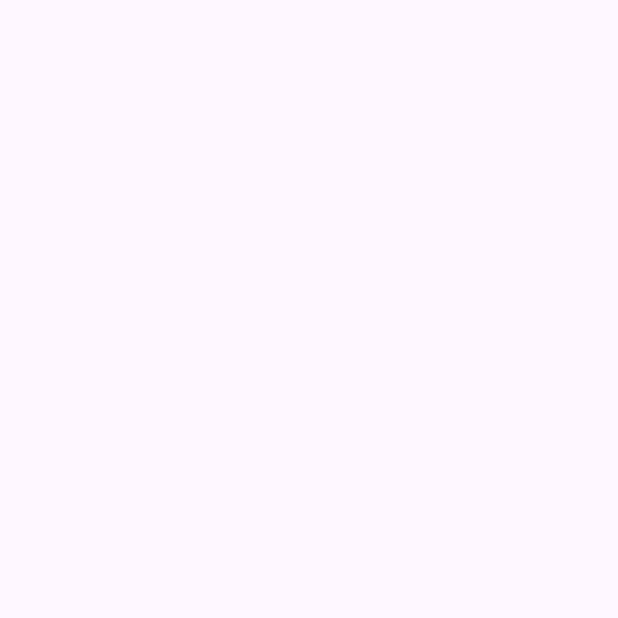
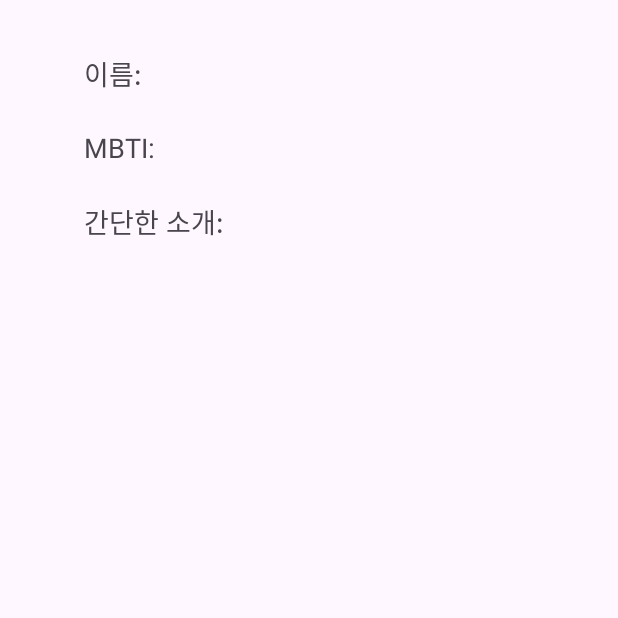
Before and after one commit to werds7890/everyDayApp, an Android app: the Detail screen opened directly, with no data from a screen before it, on a phone screen of 412 x 824 dp, the top half of it. Before the commit the part shown is empty. Run offline under Robolectric (Android 15) with nearby library versions, the phone set to English and light mode, and no system bars.

Commit message:
Detail activity added Layout 정리 중

```diff
--- a/app/src/main/res/layout/activity_detail.xml
+++ b/app/src/main/res/layout/activity_detail.xml
@@ -6,4 +6,50 @@
     android:layout_height="match_parent"
     tools:context=".Detail">
 
+    <ImageView
+        android:id="@+id/imageView"
+        android:layout_width="wrap_content"
+        android:layout_height="wrap_content"
+        android:layout_marginStart="20dp"
+        android:layout_marginTop="35dp"
+        app:layout_constraintStart_toStartOf="parent"
+        app:layout_constraintTop_toTopOf="parent"
+        tools:src="@tools:sample/avatars" />
+
+    <TextView
+        android:id="@+id/intro"
+        android:layout_width="wrap_content"
+        android:layout_height="wrap_content"
+        android:layout_marginStart="36dp"
+        android:layout_marginTop="23dp"
+        android:ems="10"
+        android:text="간단한 소개: "
+        android:textSize="18dp"
+        app:layout_constraintStart_toEndOf="@+id/imageView"
+        app:layout_constraintTop_toBottomOf="@+id/intro2" />
+
+    <TextView
+        android:id="@+id/intro2"
+        android:layout_width="wrap_content"
+        android:layout_height="wrap_content"
+        android:layout_marginStart="36dp"
+        android:layout_marginTop="23dp"
+        android:ems="10"
+        android:text="MBTI: "
+        android:textSize="18dp"
+        app:layout_constraintStart_toEndOf="@+id/imageView"
+        app:layout_constraintTop_toBottomOf="@+id/intro3" />
+
+    <TextView
+        android:id="@+id/intro3"
+        android:layout_width="wrap_content"
+        android:layout_height="wrap_content"
+        android:layout_marginStart="36dp"
+        android:layout_marginTop="35dp"
+        android:ems="10"
+        android:text="이름: "
+        android:textSize="18dp"
+        app:layout_constraintStart_toEndOf="@+id/imageView"
+        app:layout_constraintTop_toTopOf="parent" />
+
 </androidx.constraintlayout.widget.ConstraintLayout>
```
